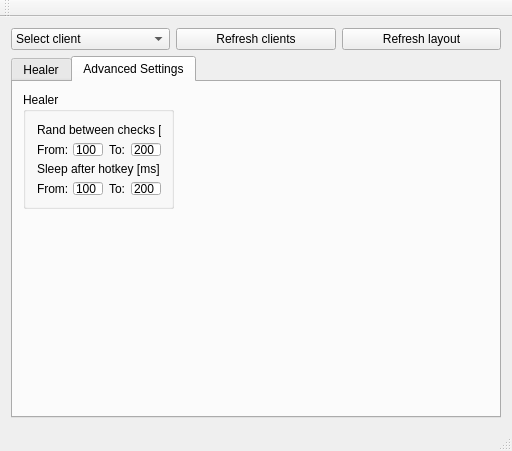
stryku/amb, file gui/AlmostManualBot/mainwindow.ui: the form before one commit.
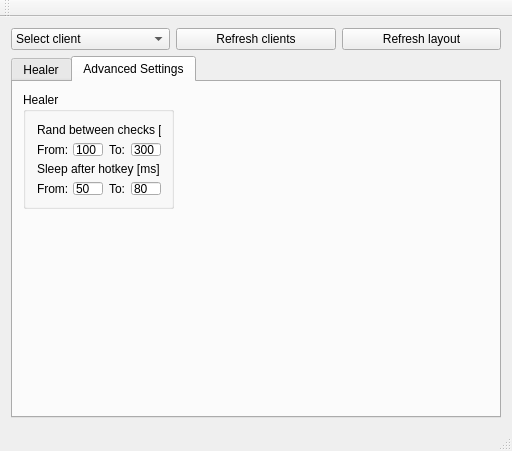
The form after the commit. The open tabs and pages were chosen to show the change.

Commit message: checking if window is not minimized

Diff of the .ui file:
```diff
--- a/gui/AlmostManualBot/mainwindow.ui
+++ b/gui/AlmostManualBot/mainwindow.ui
@@ -241,7 +241,7 @@
          <item row="1" column="3">
           <widget class="QLineEdit" name="editRandBeetwenChecksTo">
            <property name="text">
-            <string>200</string>
+            <string>300</string>
            </property>
            <property name="echoMode">
             <enum>QLineEdit::Normal</enum>
@@ -254,7 +254,7 @@
          <item row="3" column="1">
           <widget class="QLineEdit" name="editSleepAfterHotkeyFrom">
            <property name="text">
-            <string>100</string>
+            <string>50</string>
            </property>
           </widget>
          </item>
@@ -268,7 +268,7 @@
          <item row="3" column="3">
           <widget class="QLineEdit" name="editSleepAfterHotkeyTo">
            <property name="text">
-            <string>200</string>
+            <string>80</string>
            </property>
            <property name="echoMode">
             <enum>QLineEdit::Normal</enum>
```
The commit also changes 4 other files.
